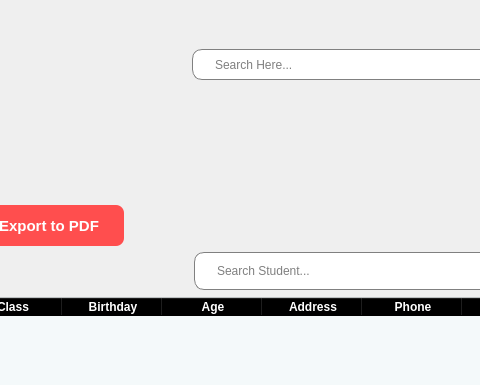
Qt form UI_files/index.ui (Diamondman51/students_management) before a commit; both pictures show x 628 to 1108 and y 0 to 385 of the 1251 by 880 pixel window.
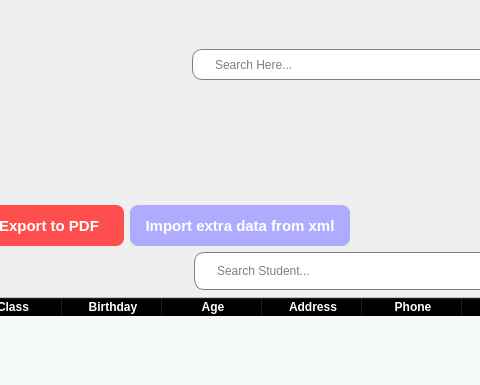
The same form after that commit. Icons and pictures are not drawn.

Commit message: added xml import

Patch:
```diff
--- a/UI_files/index.ui
+++ b/UI_files/index.ui
@@ -1282,6 +1282,35 @@
                   </property>
                  </widget>
                 </item>
+                <item>
+                 <widget class="QPushButton" name="import_xml_btn">
+                  <property name="minimumSize">
+                   <size>
+                    <width>220</width>
+                    <height>41</height>
+                   </size>
+                  </property>
+                  <property name="maximumSize">
+                   <size>
+                    <width>220</width>
+                    <height>16777215</height>
+                   </size>
+                  </property>
+                  <property name="styleSheet">
+                   <string notr="true">QPushButton {
+	background-color:rgb(175, 172, 255);
+	color: rgb(255, 255, 255);
+	border: none;
+	border-radius: 8;
+	font-weight: bold;
+	font-size:15px;
+}</string>
+                  </property>
+                  <property name="text">
+                   <string>Import extra data from xml</string>
+                  </property>
+                 </widget>
+                </item>
                 <item>
                  <spacer name="horizontalSpacer_4">
                   <property name="orientation">
```
The commit also changes 9 other files.
